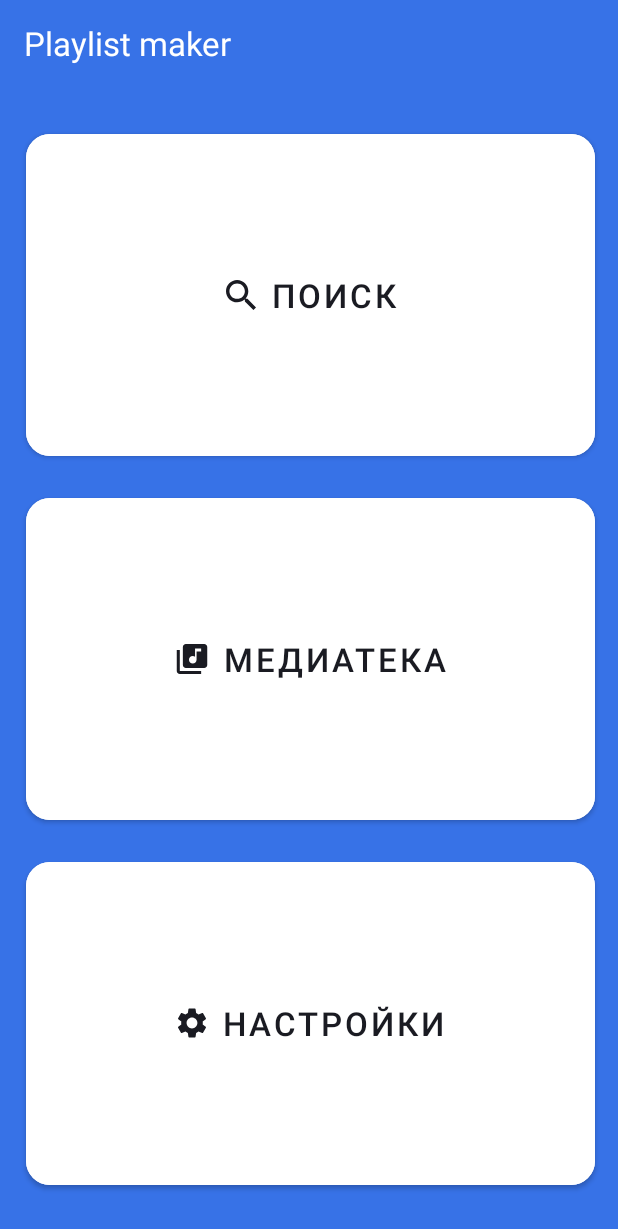
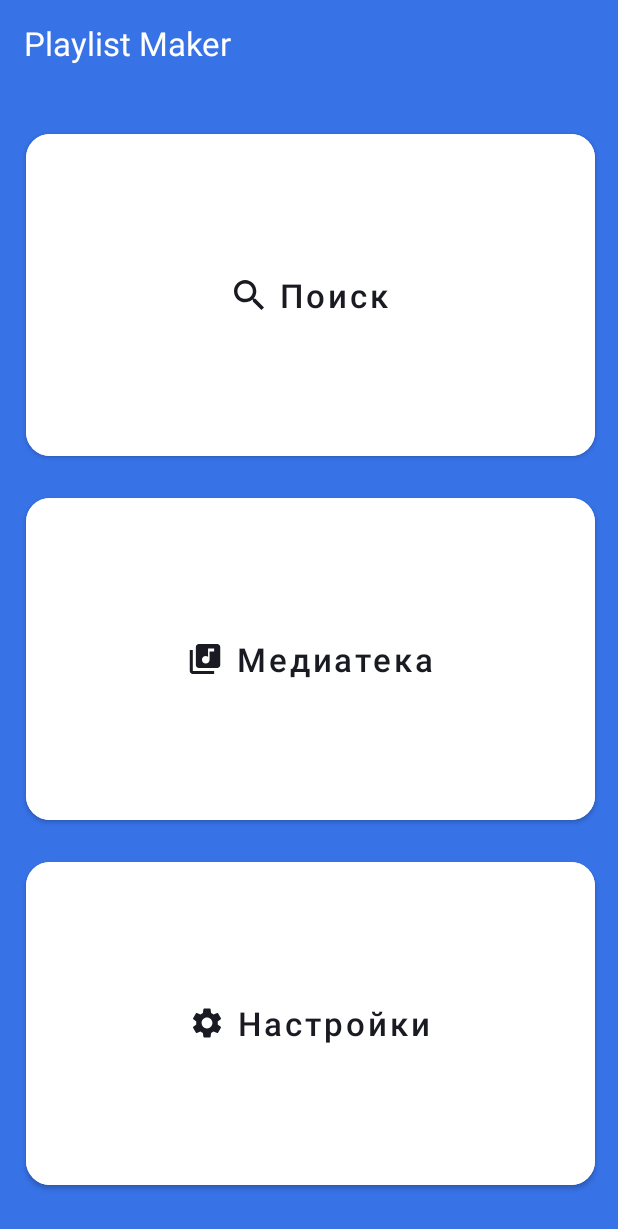
Before and after one commit to DimaK21/PlaylistMaker, an Android app: the screen it shows after launch (MainActivity), on a phone screen of 412 x 824 dp. Shown: the top 1229 px of the screen. Run offline under Robolectric (Android 15) with nearby library versions, the phone set to English and light mode, and no system bars.

Commit message:
main view colors dimens strings

```diff
--- a/app/src/main/res/layout/activity_main.xml
+++ b/app/src/main/res/layout/activity_main.xml
@@ -4,69 +4,73 @@
     xmlns:tools="http://schemas.android.com/tools"
     android:layout_width="match_parent"
     android:layout_height="match_parent"
-    tools:context=".MainActivity"
+    android:background="@color/main_background"
     android:orientation="vertical"
-    android:background="#3772E7">
+    tools:context=".MainActivity">
 
     <TextView
         android:layout_width="wrap_content"
         android:layout_height="wrap_content"
-        android:text="Playlist maker"
+        android:layout_marginStart="16dp"
         android:layout_marginTop="14dp"
-        android:layout_marginLeft="16dp"
-        android:textSize="22sp"
-        android:textColor="#FFFFFF" />
+        android:layout_marginBottom="24dp"
+        android:text="@string/app_name"
+        android:textColor="@color/white"
+        android:textSize="@dimen/main_text_size" />
 
     <Button
         android:layout_width="match_parent"
         android:layout_height="0dp"
+        android:layout_marginStart="@dimen/button_left"
+        android:layout_marginTop="@dimen/button_top"
+        android:layout_marginEnd="@dimen/button_right"
         android:layout_weight="1"
-        android:layout_marginTop="40dp"
-        android:layout_marginLeft="17dp"
-        android:layout_marginRight="15dp"
-        android:backgroundTint="#FFFFFF"
-        android:text="Поиск"
-        android:textColor="#1A1B22"
-        app:cornerRadius="16dp"
-        android:textSize="22sp"
+        android:backgroundTint="@color/white"
+        android:text="@string/search"
+        android:textColor="@color/app_black"
+        android:textSize="@dimen/main_text_size"
+        android:textAllCaps="false"
+        app:cornerRadius="@dimen/button_corner_radius"
         app:icon="@drawable/search_icon"
         app:iconGravity="textStart"
-        app:iconPadding="10dp"
-        app:iconTint="#1A1B22"/>
+        app:iconPadding="@dimen/button_icon_padding"
+        app:iconTint="@color/app_black" />
 
     <Button
         android:layout_width="match_parent"
         android:layout_height="0dp"
+        android:layout_marginStart="@dimen/button_left"
+        android:layout_marginTop="@dimen/button_top"
+        android:layout_marginEnd="@dimen/button_right"
         android:layout_weight="1"
-        android:layout_marginTop="16dp"
-        android:layout_marginLeft="17dp"
-        android:layout_marginRight="15dp"
-        android:backgroundTint="#FFFFFF"
-        android:text="Медиатека"
-        android:textColor="#1A1B22"
-        app:cornerRadius="16dp"
-        android:textSize="22sp"
+        android:backgroundTint="@color/white"
+        android:text="@string/media"
+        android:textColor="@color/app_black"
+        android:textSize="@dimen/main_text_size"
+        android:textAllCaps="false"
+        app:cornerRadius="@dimen/button_corner_radius"
         app:icon="@drawable/media_icon"
         app:iconGravity="textStart"
-        app:iconPadding="10dp"
-        app:iconTint="#1A1B22"/>
+        app:iconPadding="@dimen/button_icon_padding"
+        app:iconTint="@color/app_black" />
 
     <Button
         android:layout_width="match_parent"
         android:layout_height="0dp"
+        android:layout_marginStart="@dimen/button_left"
+        android:layout_marginTop="@dimen/button_top"
+        android:layout_marginEnd="@dimen/button_right"
+        android:layout_marginBottom="28dp"
         android:layout_weight="1"
-        android:layout_marginTop="16dp"
-        android:layout_marginLeft="17dp"
-        android:layout_marginRight="15dp"
-        android:layout_marginBottom="28dp"
-        android:backgroundTint="#FFFFFF"
-        android:text="Настройки"
-        android:textColor="#1A1B22"
-        app:cornerRadius="16dp"
-        android:textSize="22sp"
+        android:backgroundTint="@color/white"
+        android:text="@string/settings"
+        android:textColor="@color/app_black"
+        android:textSize="@dimen/main_text_size"
+        android:textAllCaps="false"
+        app:cornerRadius="@dimen/button_corner_radius"
         app:icon="@drawable/settings_icon"
         app:iconGravity="textStart"
-        app:iconPadding="10dp"
-        app:iconTint="#1A1B22"/>
+        app:iconPadding="@dimen/button_icon_padding"
+        app:iconTint="@color/app_black" />
 
 </LinearLayout>
--- a/app/src/main/res/layout/activity_settings.xml
+++ b/app/src/main/res/layout/activity_settings.xml
@@ -1,9 +1,11 @@
 <?xml version="1.0" encoding="utf-8"?>
-<androidx.constraintlayout.widget.ConstraintLayout xmlns:android="http://schemas.android.com/apk/res/android"
+<LinearLayout xmlns:android="http://schemas.android.com/apk/res/android"
     xmlns:app="http://schemas.android.com/apk/res-auto"
     xmlns:tools="http://schemas.android.com/tools"
     android:layout_width="match_parent"
     android:layout_height="match_parent"
+    android:background="@color/white"
+    android:orientation="vertical"
     tools:context=".SettingsActivity">
 
-</androidx.constraintlayout.widget.ConstraintLayout>
+</LinearLayout>
--- a/app/src/main/res/values/colors.xml
+++ b/app/src/main/res/values/colors.xml
@@ -7,4 +7,6 @@
     <color name="teal_700">#FF018786</color>
     <color name="black">#FF000000</color>
     <color name="white">#FFFFFFFF</color>
+    <color name="main_background">#3772E7</color>
+    <color name="app_black">#1A1B22</color>
 </resources>
--- /dev/null
+++ b/app/src/main/res/values/dimens.xml
@@ -0,0 +1,9 @@
+<?xml version="1.0" encoding="utf-8"?>
+<resources>
+    <dimen name="button_left">17dp</dimen>
+    <dimen name="button_right">15dp</dimen>
+    <dimen name="main_text_size">22sp</dimen>
+    <dimen name="button_corner_radius">16dp</dimen>
+    <dimen name="button_icon_padding">10dp</dimen>
+    <dimen name="button_top">16dp</dimen>
+</resources>
--- a/app/src/main/res/values/strings.xml
+++ b/app/src/main/res/values/strings.xml
@@ -1,3 +1,6 @@
 <resources>
     <string name="app_name">Playlist Maker</string>
+    <string name="search">Поиск</string>
+    <string name="media">Медиатека</string>
+    <string name="settings">Настройки</string>
 </resources>
```
